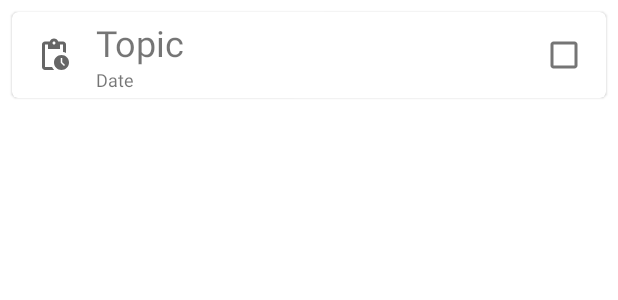
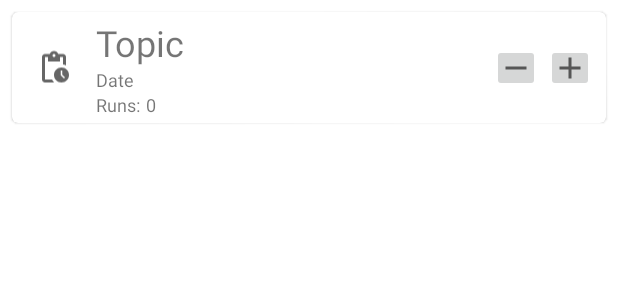
Before and after one commit to heronet/LPlanner, an Android app: the layout topic_item.xml on its own in the app's theme, with its tools: preview values and no code run, on a phone screen of 412 x 824 dp. Shown: the top 300 px of the screen. Run offline under Robolectric (Android 15) with nearby library versions, the phone set to English and light mode, and no system bars.

Commit message:
added runs

```diff
--- a/app/build.gradle
+++ b/app/build.gradle
@@ -13,8 +13,8 @@ android {
         applicationId "com.heronet.lplanner"
         minSdk 22
         targetSdk 31
-        versionCode 2
-        versionName "1.1"
+        versionCode 3
+        versionName "2.0"
 
         testInstrumentationRunner "androidx.test.runner.AndroidJUnitRunner"
     }
--- a/app/src/main/java/com/heronet/lplanner/model/Topic.kt
+++ b/app/src/main/java/com/heronet/lplanner/model/Topic.kt
@@ -21,8 +21,8 @@ data class Topic(
     @PrimaryKey(autoGenerate = true) val topicId: Long? = null,
     val subjectId: Long,
     val title: String,
-    val completed: Boolean,
-    val createdAt: Long = System.currentTimeMillis()
+    val completedCount: Long,
+    val createdAt: Long = System.currentTimeMillis(),
 ) {
     @Ignore
     val createdDateFormatted: String = DateFormat.getDateTimeInstance().format(createdAt)
--- a/app/src/main/java/com/heronet/lplanner/view/AddItemFragment.kt
+++ b/app/src/main/java/com/heronet/lplanner/view/AddItemFragment.kt
@@ -55,7 +55,7 @@ class AddItemFragment : Fragment() {
             }
             Constants.ADD_TOPIC -> {
                 if (args.subjectId == -1L) return
-                val topic = Topic(subjectId = args.subjectId, title = binding.etSubName.text.toString(), completed = false)
+                val topic = Topic(subjectId = args.subjectId, title = binding.etSubName.text.toString(), completedCount = 0)
                 subjectViewModel.addTopic(topic)
             }
         }
--- a/app/src/main/java/com/heronet/lplanner/view/SubjectTopicListFragment.kt
+++ b/app/src/main/java/com/heronet/lplanner/view/SubjectTopicListFragment.kt
@@ -14,6 +14,7 @@ import androidx.recyclerview.widget.RecyclerView
 import com.google.android.material.snackbar.Snackbar
 import com.heronet.lplanner.databinding.FragmentSubjectTopicListBinding
 import com.heronet.lplanner.util.Constants.ADD_TOPIC
+import com.heronet.lplanner.view.adapter.SubjectTopicListAdapter
 import com.heronet.lplanner.viewmodel.TopicsViewModel
 
 class SubjectTopicListFragment : Fragment() {
--- /dev/null
+++ b/app/src/main/res/drawable/ic_remove.xml
@@ -0,0 +1,5 @@
+<vector android:height="24dp"  android:tint="?attr/colorControlNormal"
+    android:viewportHeight="24" android:viewportWidth="24"
+    android:width="24dp" xmlns:android="http://schemas.android.com/apk/res/android">
+    <path android:fillColor="@android:color/white" android:pathData="M19,13H5v-2h14v2z"/>
+</vector>
--- a/app/src/main/res/layout/topic_item.xml
+++ b/app/src/main/res/layout/topic_item.xml
@@ -52,19 +52,62 @@
             app:layout_constraintTop_toBottomOf="@+id/task_name"
             tools:text="Date" />
 
-        <CheckBox
-            android:id="@+id/completed"
+        <TextView
+            android:id="@+id/runs"
+            android:layout_width="wrap_content"
+            android:layout_height="wrap_content"
+            android:layout_marginStart="16dp"
+            android:ellipsize="end"
+            android:maxLines="1"
+            android:text="@string/runs"
+            android:textSize="12sp"
+            app:layout_constraintStart_toEndOf="@+id/task_icon"
+            app:layout_constraintTop_toBottomOf="@+id/date"
+            tools:text="Runs:" />
+
+        <TextView
+            android:id="@+id/runCount"
+            android:layout_width="wrap_content"
+            android:layout_height="wrap_content"
+            android:layout_marginStart="4dp"
+            android:ellipsize="end"
+            android:maxLines="1"
+            android:textSize="12sp"
+            app:layout_constraintStart_toEndOf="@+id/runs"
+            app:layout_constraintTop_toBottomOf="@+id/date"
+            tools:text="0" />
+
+        <ImageButton
+            android:id="@+id/increaseCount"
             android:layout_width="wrap_content"
             android:layout_height="wrap_content"
             android:layout_marginEnd="4dp"
+            android:contentDescription="@string/increase_run_count"
             android:minWidth="0dp"
             android:minHeight="0dp"
             android:padding="4dp"
+            android:src="@drawable/ic_add"
+            android:text="@string/topic_count_zero"
             app:layout_constraintBottom_toBottomOf="parent"
             app:layout_constraintEnd_toEndOf="parent"
             app:layout_constraintTop_toTopOf="parent"
             tools:ignore="TouchTargetSizeCheck" />
 
+        <ImageButton
+            android:id="@+id/decreaseCount"
+            android:layout_width="wrap_content"
+            android:layout_height="wrap_content"
+            android:layout_marginEnd="4dp"
+            android:contentDescription="@string/decrease_run_count"
+            android:minWidth="0dp"
+            android:minHeight="0dp"
+            android:padding="4dp"
+            android:src="@drawable/ic_remove"
+            android:text="@string/topic_count_zero"
+            app:layout_constraintBottom_toBottomOf="parent"
+            app:layout_constraintEnd_toStartOf="@id/increaseCount"
+            app:layout_constraintTop_toTopOf="parent"
+            tools:ignore="TouchTargetSizeCheck" />
 
     </androidx.constraintlayout.widget.ConstraintLayout>
 
--- a/app/src/main/res/values/strings.xml
+++ b/app/src/main/res/values/strings.xml
@@ -10,4 +10,8 @@
     <string name="done_adding">Done Adding</string>
     <string name="topic">Topic</string>
     <string name="book_icon">Book Icon</string>
+    <string name="runs">Runs:</string>
+    <string name="topic_count_zero">0</string>
+    <string name="increase_run_count">Increase Run Count</string>
+    <string name="decrease_run_count">Decrease Run Count</string>
 </resources>
```
Also changed, not shown: app/src/main/java/com/heronet/lplanner/view/adapter/SubjectTopicListAdapter.kt (+17 -10 lines).
